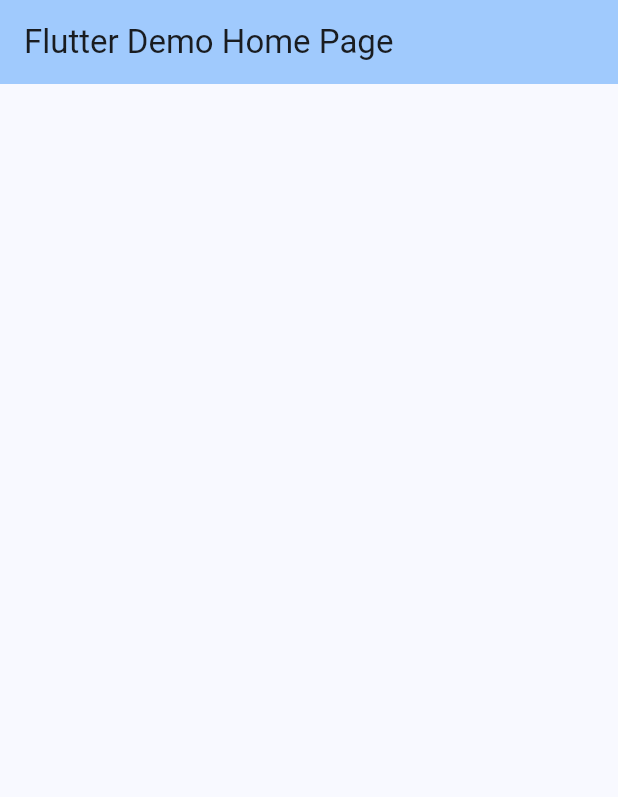
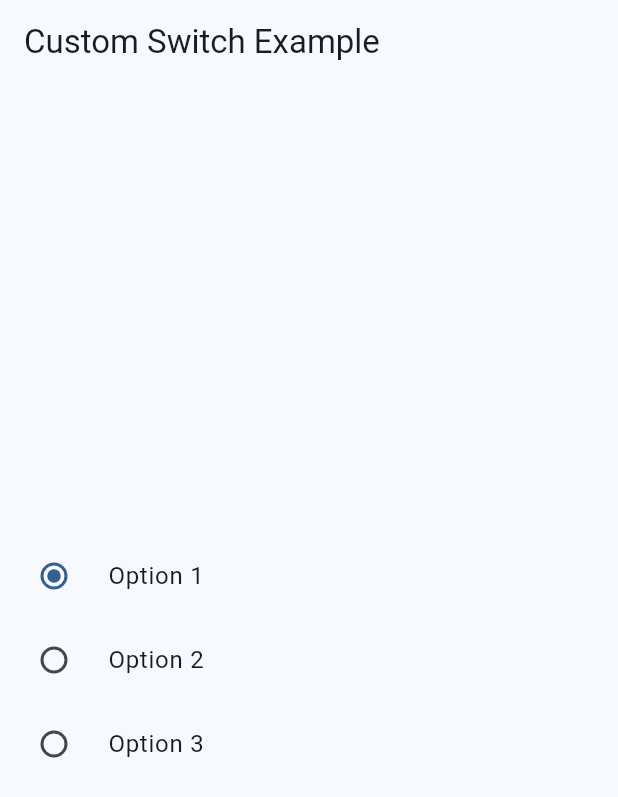
Before and after one commit to rahulsakthi306/torus_flutter_widgets, a Flutter app: the screen it shows after launch, on a phone screen of 412 x 824 dp. Shown: the top 797 px of the screen. Run offline on Flutter 3.47's test engine with Material 3 defaults, Android fonts, the phone set to English and light mode, and no system bars.

Commit message:
last change

```diff
--- a/lib/main.dart
+++ b/lib/main.dart
@@ -1,6 +1,5 @@
 import 'package:flutter/material.dart';
-import 'package:torus_flutter_widgets/material_widgets/widgets/dynamic/avatar.dart';
-import 'package:torus_flutter_widgets/material_widgets/widgets/enums/enums.dart';
+import 'package:torus_flutter_widgets/material_widgets/widgets/dynamic/switch.dart';
 
 void main() {
   runApp(const MyApp());
@@ -8,50 +7,21 @@ void main() {
 
 class MyApp extends StatelessWidget {
   const MyApp({super.key});
-
   @override
   Widget build(BuildContext context) {
     return MaterialApp(
+      debugShowCheckedModeBanner: false,
       title: 'Flutter Demo',
       theme: ThemeData(
         colorScheme: ColorScheme.fromSeed(seedColor: Colors.blue),
         useMaterial3: true,
       ),
-      home: const MyHomePage(title: 'Flutter Demo Home Page'),
-    );
-  }
-}
-
-class MyHomePage extends StatefulWidget {
-  const MyHomePage({super.key, required this.title});
-
-  final String title;
-
-  @override
-  State<MyHomePage> createState() => _MyHomePageState();
-}
-
-class _MyHomePageState extends State<MyHomePage> {
-  int _counter = 0;
-
-  void _incrementCounter() {
-    setState(() {
-      _counter++;
-    });
-  }
-
-  @override
-  Widget build(BuildContext context) {
-    return Scaffold(
-      appBar: AppBar(
-        backgroundColor: Theme.of(context).colorScheme.inversePrimary,
-        title: Text(widget.title),
-      ),
-      body: Center(
-        child: Column(
-          mainAxisAlignment: MainAxisAlignment.center,
-          children: <Widget>[
-          ],
+      home: Scaffold(
+         appBar: AppBar(
+          title: Text('Custom Switch Example'),
+        ),
+        body: Center(
+          child: CustomRadioButton(),
         ),
       ),
     );
--- a/lib/material_widgets/widgets/dynamic/avatar.dart
+++ b/lib/material_widgets/widgets/dynamic/avatar.dart
@@ -1,5 +1,5 @@
 import 'package:flutter/material.dart';
-import 'package:torus_flutter_widgets/material_widgets/widgets/enums/enums.dart';
+import 'package:torus_flutter_widgets/material_widgets/widgets/enums/avatar_enums.dart';
 
 class TAvatar extends StatelessWidget {
   final String? text;
--- /dev/null
+++ b/lib/material_widgets/widgets/dynamic/switch.dart
@@ -0,0 +1,67 @@
+import 'package:flutter/material.dart';
+
+class CustomRadioButton extends StatefulWidget {
+  final bool isDisable;
+  final bool isMultiple;
+
+  const CustomRadioButton({
+    super.key,
+    this.isDisable = false,
+    this.isMultiple = true,
+  });
+
+  @override
+  State<CustomRadioButton> createState() => _CustomRadioButtonState();
+}
+
+class _CustomRadioButtonState extends State<CustomRadioButton> {
+  bool isOn = true;
+  int selectedIndex = 0;
+
+
+  final List<String> options = ['Option 1', 'Option 2', 'Option 3'];
+
+  @override
+  Widget build(BuildContext context) {
+    return Column(
+      mainAxisAlignment: MainAxisAlignment.center,
+      children: <Widget>[
+        if (!widget.isMultiple)
+          RadioListTile<bool>(
+            value: true,
+            groupValue: isOn,
+            onChanged: widget.isDisable
+                ? null
+                : (bool? value) {
+                    if (value != null) {
+                      setState(() {
+                        isOn = value;
+                      });
+                    }
+                  },
+            title: Text(isOn ? 'Active' : 'Inactive'),
+          )
+        else
+          Column(
+            children: options.map((option) {
+              int index = options.indexOf(option);
+              return RadioListTile<int>(
+                value: index,
+                groupValue: selectedIndex,
+                onChanged: widget.isDisable
+                    ? null
+                    : (int? value) {
+                        if (value != null) {
+                          setState(() {
+                            selectedIndex = value;
+                          });
+                        }
+                      },
+                title: Text(option),
+              );
+            }).toList(),
+          ),
+      ],
+    );
+  }
+}
```
Also changed, not shown: lib/material_widgets/JSON/rattingbar.json (added, +89 -0 lines), lib/material_widgets/widgets/dynamic/Icon.dart (added, +28 -0 lines), lib/material_widgets/widgets/dynamic/Image.dart (added, +27 -0 lines), lib/material_widgets/widgets/dynamic/checkbox.dart (added, +42 -0 lines), lib/material_widgets/widgets/dynamic/listtile.dart (added, +105 -0 lines), lib/material_widgets/widgets/dynamic/progress.dart (added, +31 -0 lines), lib/material_widgets/widgets/dynamic/radio.dart (added, +74 -0 lines), lib/material_widgets/widgets/dynamic/rattingbar.dart (added, +47 -0 lines), pubspec.yaml (+6 -39 lines), assets/image/upload.png (added), lib/material_widgets/widgets/enums/avatar_enums.dart (renamed from lib/material_widgets/widgets/enums/enums.dart).
